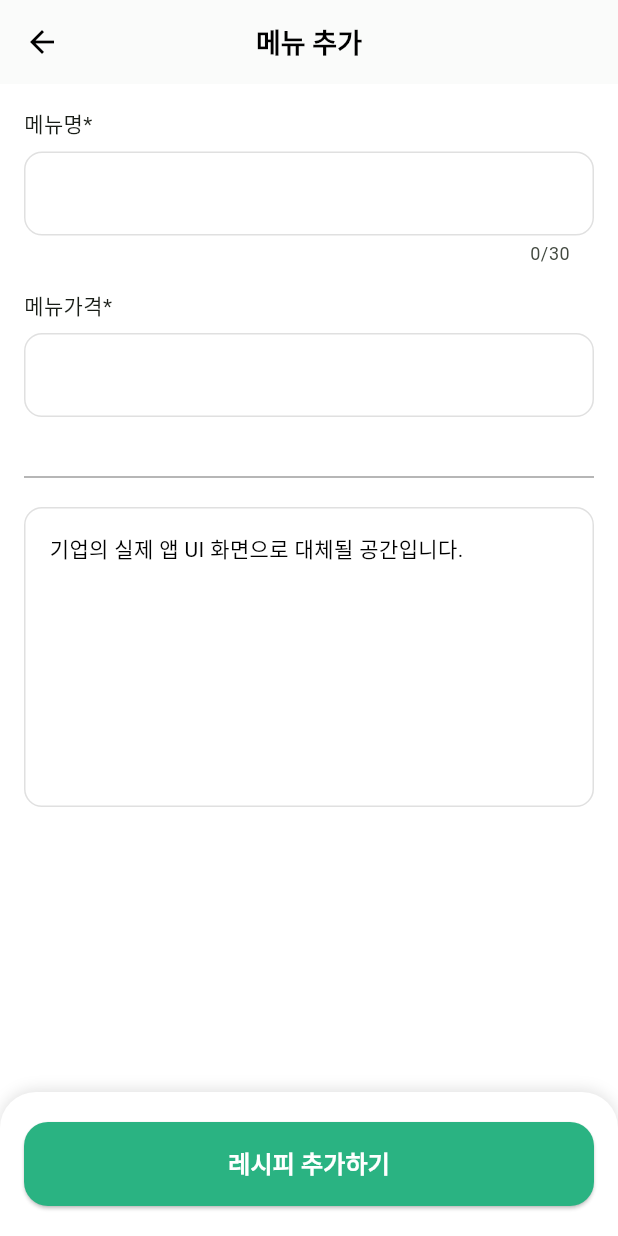
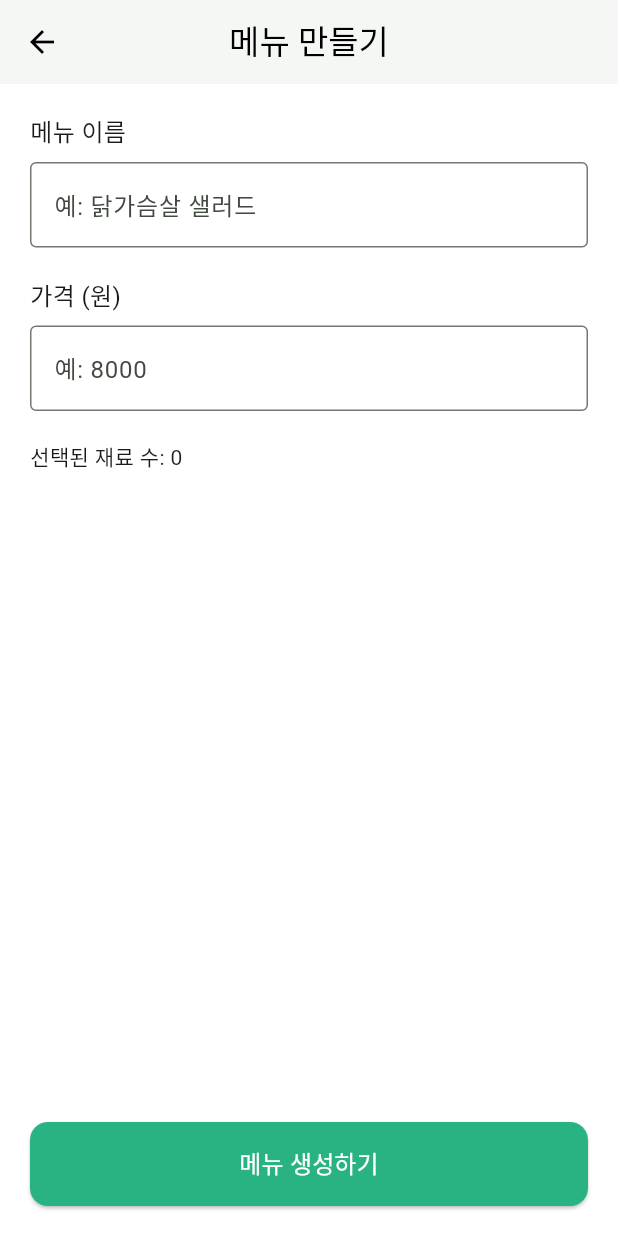
Before and after one commit to Penopuin/FE_nutrition_analysis_corporate_task, a Flutter app: the MenuCreateScreen screen opened directly, on a phone screen of 412 x 824 dp. Run offline on Flutter 3.47's test engine with Material 3 defaults, Android fonts, the phone set to English and light mode, and no system bars; network calls fail.

Commit message:
ai commnet solved

```diff
--- a/lib/models/selected_ingredients.dart
+++ b/lib/models/selected_ingredients.dart
@@ -41,6 +41,9 @@ class SelectedIngredients {
 
   /// JSON 리스트로 반환 (menu 생성 시 사용)
   static List<Map<String, dynamic>> toJsonList() {
-    return items.map((item) => item.toJson()).toList();
+    return items.map((item) => {
+      'food_code': item.food_code,
+      'amount': item.serving_size_g ?? 100.0, // 기본값 100g
+    }).toList();
   }
 }
--- a/lib/screens/menu_create_screen.dart
+++ b/lib/screens/menu_create_screen.dart
@@ -11,187 +11,106 @@ class MenuCreateScreen extends StatefulWidget {
 }
 
 class _MenuCreateScreenState extends State<MenuCreateScreen> {
-  final _formKey = GlobalKey<FormState>();
   final TextEditingController _nameController = TextEditingController();
   final TextEditingController _priceController = TextEditingController();
-  bool _isSubmitting = false;
 
   Future<void> _submitMenu() async {
-    if (!_formKey.currentState!.validate()) return;
+    final name = _nameController.text.trim();
+    final price = int.tryParse(_priceController.text.trim()) ?? 0;
+    final ingredients = SelectedIngredients.toJsonList();
 
-    setState(() => _isSubmitting = true);
-
-    final name = _nameController.text.trim();
-    final price = int.parse(_priceController.text.trim());
+    if (name.isEmpty || price <= 0 || ingredients.isEmpty) {
+      ScaffoldMessenger.of(context).showSnackBar(
+        const SnackBar(content: Text('메뉴명, 가격, 재료를 모두 입력해주세요.')),
+      );
+      return;
+    }
 
     try {
       final response = await NutritionApiService().createMenu(
         name: name,
         price: price,
-        ingredients: SelectedIngredients.toJsonList(),
+        ingredients: ingredients,
       );
 
-      if (response['menu_id'] != null) {
+      if (response != null && response['menu_id'] != null) {
+        final menuId = response['menu_id'];
+
         Navigator.pushReplacement(
           context,
           MaterialPageRoute(
-            builder: (context) => AiCommentMenuScreen(
-              item: NutritionItem(
-                food_name: name,
-                calorie_kcal: 0,
-                protein_g: 0,
-                fat_g: 0,
-                carbohydrate_g: 0,
-                sugar_g: 0,
-                saturated_fat_g: 0,
-                trans_fat_g: 0,
-                sodium_mg: 0,
-                cholesterol_mg: 0,
-                serving_size_g: 0,
-              ),
-              price: price,
-              aiComment: 'AI 코멘트는 추후 연결 예정',
-            ),
+            builder: (_) => AiCommentMenuScreen(menuId: menuId),
           ),
         );
       } else {
-        throw Exception(response['error'] ?? '서버 오류');
+        // ❗️에러 메시지를 세부적으로 보여주는 부분
+        final errMsg = response['error'] ?? '메뉴 생성 실패';
+        ScaffoldMessenger.of(context).showSnackBar(SnackBar(content: Text(errMsg)));
       }
     } catch (e) {
       ScaffoldMessenger.of(context).showSnackBar(
-        SnackBar(content: Text('오류: $e')),
+        SnackBar(content: Text('에러 발생: $e')),
       );
-    } finally {
-      setState(() => _isSubmitting = false);
     }
   }
 
+
   @override
   Widget build(BuildContext context) {
-    final border = OutlineInputBorder(
-      borderRadius: BorderRadius.circular(12),
-      borderSide: BorderSide(color: Colors.grey.shade300),
-    );
+    final selectedCount = SelectedIngredients.count;
 
     return Scaffold(
       backgroundColor: Colors.white,
       appBar: AppBar(
+        title: const Text('메뉴 만들기'),
         centerTitle: true,
-        title: const Text('메뉴 추가', style: TextStyle(fontWeight: FontWeight.bold, fontSize: 18)),
         backgroundColor: Colors.white,
         foregroundColor: Colors.black,
-        elevation: 0.5,
-        leading: const BackButton(),
+        elevation: 1,
       ),
-      body: Column(
-        children: [
-          Expanded(
-            child: SingleChildScrollView(
-              padding: const EdgeInsets.all(16),
-              child: Form(
-                key: _formKey,
+      body: Padding(
+        padding: const EdgeInsets.all(20),
         child: Column(
           crossAxisAlignment: CrossAxisAlignment.start,
           children: [
-                    const Text('메뉴명*', style: TextStyle(fontSize: 14)),
+            const Text('메뉴 이름', style: TextStyle(fontSize: 16)),
             const SizedBox(height: 8),
-                    TextFormField(
+            TextField(
               controller: _nameController,
-                      maxLength: 30,
-                      decoration: InputDecoration(
-                        border: border,
-                        enabledBorder: border,
-                        focusedBorder: border,
-                        filled: true,
-                        fillColor: Colors.white,
-                        contentPadding: const EdgeInsets.symmetric(vertical: 16, horizontal: 12),
+              decoration: const InputDecoration(
+                hintText: '예: 닭가슴살 샐러드',
+                border: OutlineInputBorder(),
               ),
-                      validator: (value) {
-                        final valid = RegExp(r'^[가-힣a-zA-Z0-9 ]+$');
-                        if (value == null || value.trim().isEmpty) {
-                          return '메뉴명을 입력해주세요.';
-                        }
-                        if (!valid.hasMatch(value)) {
-                          return '한글, 영문, 숫자, 공백만 허용됩니다.';
-                        }
-                        return null;
-                      },
             ),
-                    const SizedBox(height: 16),
-                    const Text('메뉴가격*', style: TextStyle(fontSize: 14)),
+            const SizedBox(height: 20),
+            const Text('가격 (원)', style: TextStyle(fontSize: 16)),
             const SizedBox(height: 8),
-                    TextFormField(
+            TextField(
               controller: _priceController,
               keyboardType: TextInputType.number,
-                      decoration: InputDecoration(
-                        border: border,
-                        enabledBorder: border,
-                        focusedBorder: border,
-                        filled: true,
-                        fillColor: Colors.white,
-                        contentPadding: const EdgeInsets.symmetric(vertical: 16, horizontal: 12),
+              decoration: const InputDecoration(
+                hintText: '예: 8000',
+                border: OutlineInputBorder(),
               ),
-                      validator: (value) {
-                        final price = int.tryParse(value ?? '');
-                        if (price == null) return '숫자를 입력해주세요.';
-                        if (price < 500 || price > 50000) {
-                          return '가격은 500원 이상 50,000원 이하입니다.';
-                        }
-                        return null;
-                      },
             ),
-                    const SizedBox(height: 32),
-                    const Divider(thickness: 1, color: Colors.grey),
-                    const SizedBox(height: 12),
-                    Container(
-                      height: 200,
-                      width: double.infinity,
-                      padding: const EdgeInsets.all(16),
-                      decoration: BoxDecoration(
-                        border: Border.all(color: Colors.grey.shade300),
+            const SizedBox(height: 20),
+            Text('선택된 재료 수: $selectedCount', style: const TextStyle(fontSize: 14)),
+
+            const Spacer(),
+            ElevatedButton(
+              onPressed: _submitMenu,
+              style: ElevatedButton.styleFrom(
+                backgroundColor: const Color(0xFF2AB382),
+                minimumSize: const Size(double.infinity, 56),
+                shape: RoundedRectangleBorder(
                   borderRadius: BorderRadius.circular(12),
                 ),
-                      child: const Text(
-                        '기업의 실제 앱 UI 화면으로 대체될 공간입니다.',
-                        style: TextStyle(fontSize: 14, color: Colors.black),
               ),
+              child: const Text('메뉴 생성하기', style: TextStyle(fontSize: 16, color: Colors.white)),
             ),
           ],
         ),
       ),
-            ),
-          ),
-          Container(
-            padding: const EdgeInsets.symmetric(horizontal: 16, vertical: 20),
-            decoration: const BoxDecoration(
-              color: Colors.white,
-              boxShadow: [
-                BoxShadow(color: Colors.black12, offset: Offset(0, -1), blurRadius: 8),
-              ],
-              borderRadius: BorderRadius.only(
-                topLeft: Radius.circular(24),
-                topRight: Radius.circular(24),
-              ),
-            ),
-            child: ElevatedButton(
-              onPressed: _isSubmitting ? null : _submitMenu,
-              style: ElevatedButton.styleFrom(
-                backgroundColor: const Color(0xFF2AB382),
-                minimumSize: const Size(double.infinity, 56),
-                shape: RoundedRectangleBorder(
-                  borderRadius: BorderRadius.circular(16),
-                ),
-              ),
-              child: _isSubmitting
-                  ? const CircularProgressIndicator()
-                  : const Text(
-                '레시피 추가하기',
-                style: TextStyle(fontSize: 16, color: Colors.white, fontWeight: FontWeight.bold),
-              ),
-            ),
-          ),
-        ],
-      ),
     );
   }
 }
```
Also changed, not shown: lib/screens/ai_comment_menu_screen.dart (+130 -156 lines), lib/services/nutrition_api_service.dart (+56 -4 lines). Lines whose indentation alone changed are shown as unchanged.
